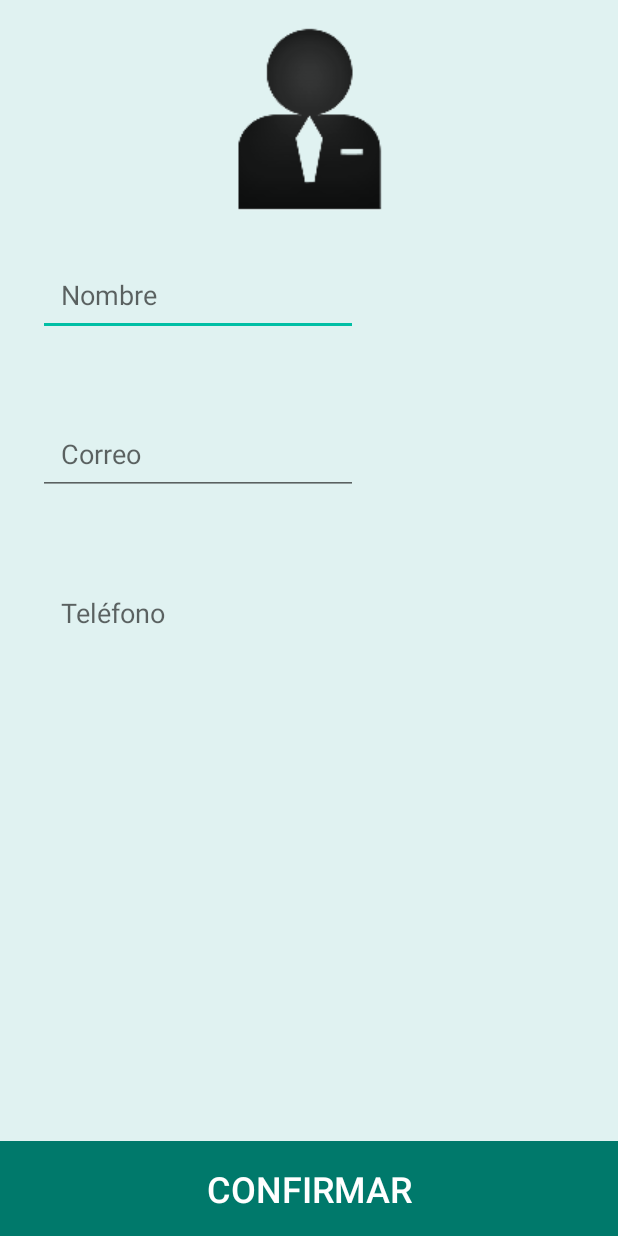
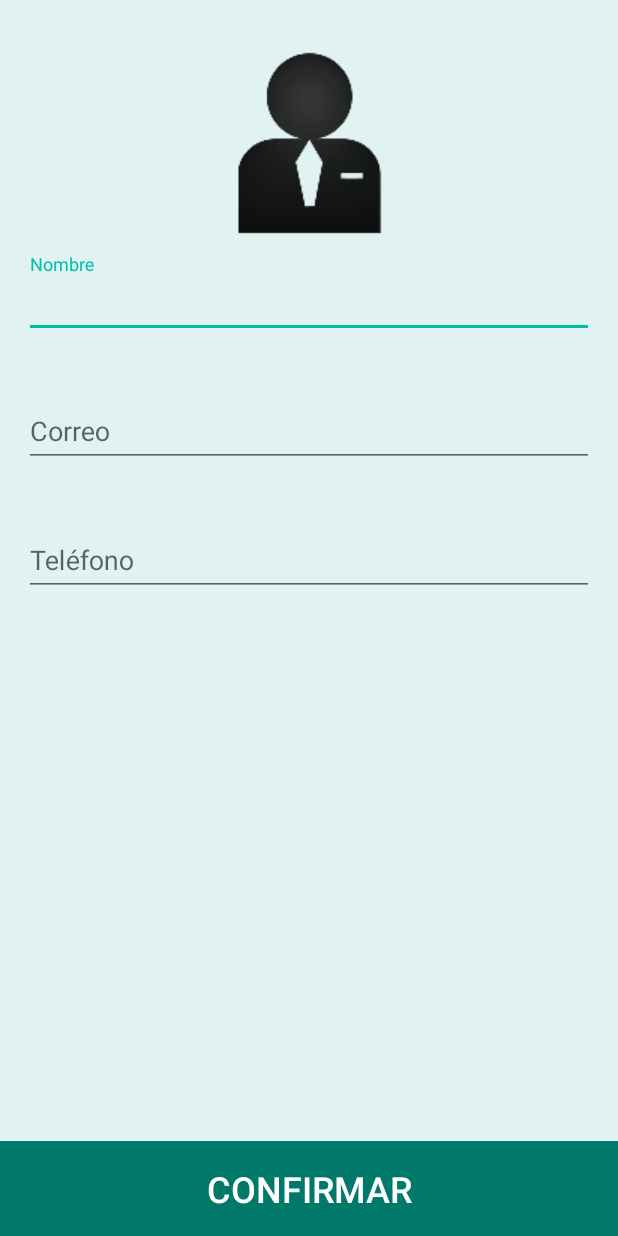
Before and after one commit to breakingRisk/TaxiSeguro, an Android app: the Modifica screen opened directly, with no data from a screen before it, on a phone screen of 412 x 824 dp. Run offline under Robolectric (Android 15) with nearby library versions, the phone set to English and light mode, and no system bars.

Commit message:
Más cambios de diseño
Ya se ven placeholder bonitos

```diff
--- a/TaxiSeguro/app/src/main/java/com/example/magdiel/taxiseguro/Modifica.java
+++ b/TaxiSeguro/app/src/main/java/com/example/magdiel/taxiseguro/Modifica.java
@@ -1,9 +1,9 @@
 package com.example.magdiel.taxiseguro;
 
-import android.app.Activity;
 import android.content.Intent;
 import android.content.res.Resources;
 import android.os.Bundle;
+import android.support.v7.app.AppCompatActivity;
 import android.text.Editable;
 import android.text.TextUtils;
 import android.text.TextWatcher;
@@ -14,7 +14,7 @@ import android.widget.EditText;
 import java.util.regex.Matcher;
 import java.util.regex.Pattern;
 
-public class Modifica extends Activity implements View.OnClickListener{
+public class Modifica extends AppCompatActivity implements View.OnClickListener{
 
     private Button b_confirmar;
     private Resources resources;
--- a/TaxiSeguro/app/src/main/res/layout/activity_modifica.xml
+++ b/TaxiSeguro/app/src/main/res/layout/activity_modifica.xml
@@ -20,7 +20,8 @@
 
             android:layout_width="match_parent"
             android:layout_height="wrap_content"
-            android:orientation="vertical">
+            android:orientation="vertical"
+            android:padding="16dp">
 
             <ImageView
                 android:layout_width="fill_parent"
@@ -31,39 +32,67 @@
                 android:layout_centerHorizontal="true"
                 android:layout_marginTop="15dp"
                 android:layout_gravity="center"/>
-            <EditText
-                android:layout_width="wrap_content"
+
+            <android.support.design.widget.TextInputLayout
+                android:layout_width="match_parent"
                 android:layout_height="wrap_content"
-                android:inputType="textPersonName"
-                android:ems="10"
-                android:id="@+id/campoNombre"
-                android:textSize="18dp"
-                android:padding="15sp"
-                android:layout_margin="25sp"
-                android:hint="@string/nombre" />
+                android:layout_marginTop="10dp"
+                android:layout_marginBottom="20dp"
+                android:layout_gravity="center_vertical"
+                android:gravity="center">
 
-            <EditText
-                android:layout_width="wrap_content"
+                <EditText
+                    android:layout_width="match_parent"
+                    android:layout_height="wrap_content"
+                    android:hint="@string/nombre"
+                    android:inputType="textPersonName"
+                    android:id="@+id/campoNombre"
+                    android:layout_alignParentBottom="true"
+                    android:layout_centerHorizontal="true"
+                    android:textColor="@color/negro"
+                    />
+
+            </android.support.design.widget.TextInputLayout>
+
+            <android.support.design.widget.TextInputLayout
+                android:layout_width="match_parent"
                 android:layout_height="wrap_content"
-                android:inputType="textEmailAddress"
-                android:ems="10"
-                android:id="@+id/campoCorreo"
-                android:textSize="18dp"
-                android:padding="15sp"
-                android:layout_margin="25sp"
-                android:hint="@string/correo"/>
+                android:layout_marginTop="10dp"
+                android:layout_marginBottom="20dp"
+                android:layout_gravity="center_vertical"
+                android:gravity="center">
 
-            <EditText
-                android:layout_width="wrap_content"
+                <EditText
+                    android:layout_width="match_parent"
+                    android:layout_height="wrap_content"
+                    android:hint="@string/correo"
+                    android:inputType="textEmailAddress"
+                    android:id="@+id/campoCorreo"
+                    android:layout_alignParentBottom="true"
+                    android:layout_centerHorizontal="true"
+                    android:textColor="@color/negro"
+                    />
+            </android.support.design.widget.TextInputLayout>
+
+            <android.support.design.widget.TextInputLayout
+                android:layout_width="match_parent"
                 android:layout_height="wrap_content"
-                android:inputType="number"
-                android:ems="10"
-                android:id="@+id/campoTelefono"
-                android:background="?android:attr/selectableItemBackground"
-                android:textSize="18dp"
-                android:padding="15sp"
-                android:layout_margin="25sp"
-                android:hint="@string/telefono"/>
+                android:layout_marginTop="10dp"
+                android:layout_marginBottom="20dp"
+                android:layout_gravity="center_vertical"
+                android:gravity="center">
+
+                <EditText
+                    android:layout_width="match_parent"
+                    android:layout_height="wrap_content"
+                    android:hint="@string/telefono"
+                    android:inputType="number"
+                    android:id="@+id/campoTelefono"
+                    android:layout_alignParentBottom="true"
+                    android:layout_centerHorizontal="true"
+                    android:textColor="@color/negro"
+                    />
+            </android.support.design.widget.TextInputLayout>
             <LinearLayout
                 android:layout_width="match_parent"
                 android:layout_height="match_parent"
```
Also changed, not shown: TaxiSeguro/app/src/main/res/layout/activity_password.xml (+54 -27 lines).
